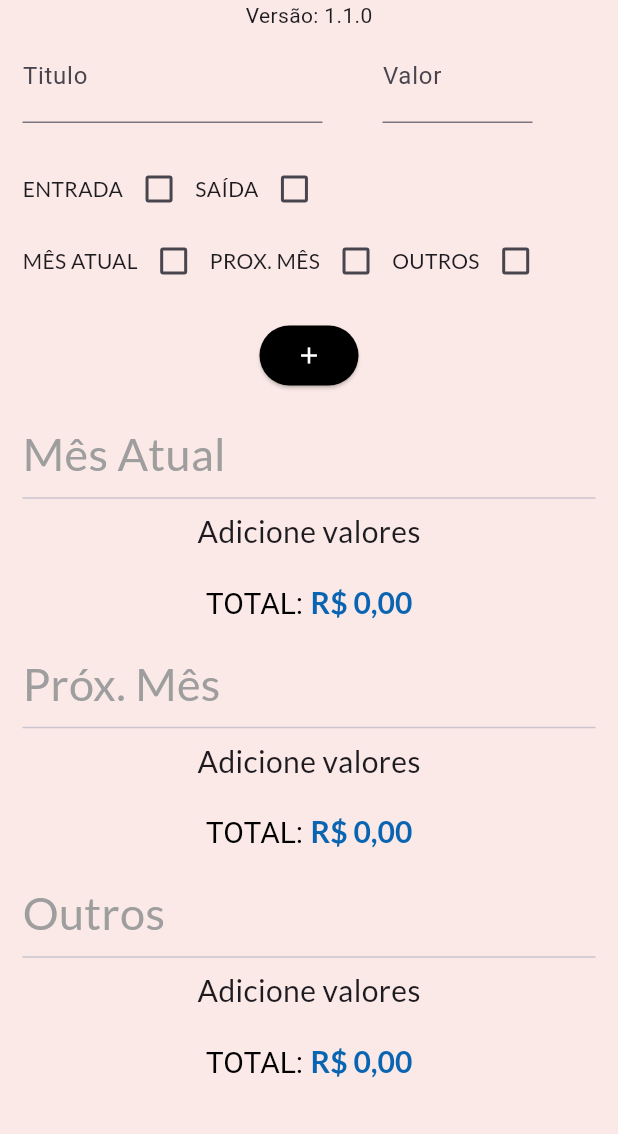
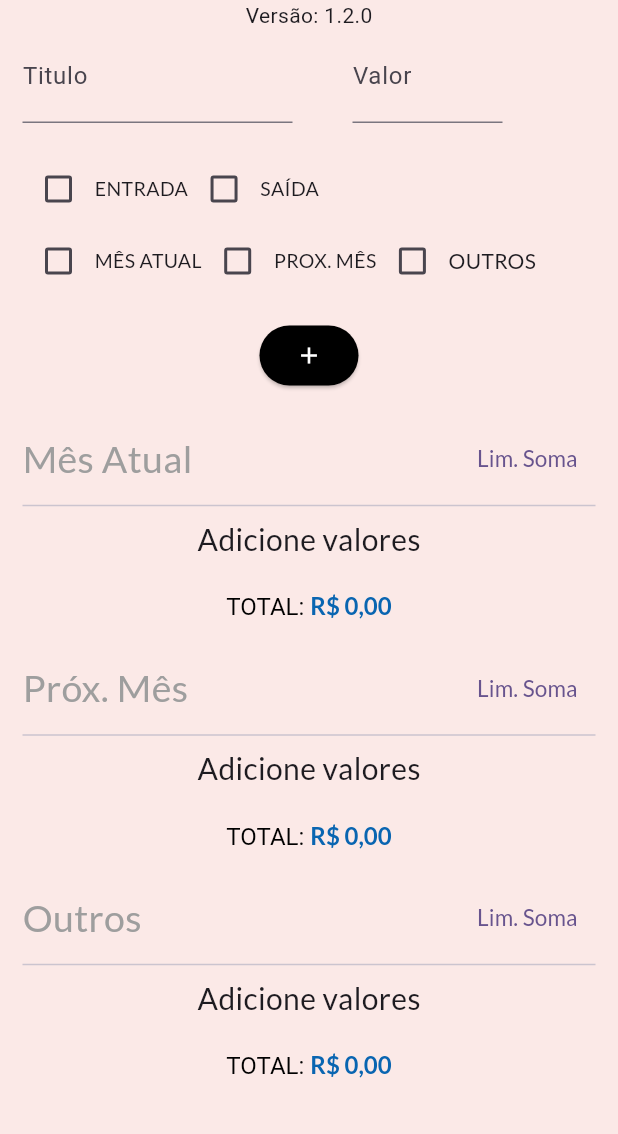
Before and after one commit to rafaelcastrobr/gastos_gerais_app_flutter, a Flutter app: the screen it shows after launch, on a phone screen of 412 x 824 dp, the part 102-1236 px from its top. Run offline on Flutter 3.47's test engine with Material 3 defaults, Android fonts, the phone set to English and light mode, and no system bars; our stand-ins replace bloc, equatable, flutter_bloc, google_fonts, hydrated_bloc, package_info_plus and 1 more; missing offline and left inert: flutter_guid.

Commit message:
fix: ajustes das issues 1.2

```diff
--- a/lib/screens/Home.dart
+++ b/lib/screens/Home.dart
@@ -100,13 +100,12 @@ class _HomeState extends State<Home> {
                       Text('Gastos Gerais', style: GoogleFonts.lato(fontSize: 20)),
                       const VersionWidget(),
                       Row(children: [
-                        TextInputWidget(controller: state.controllerTitulo ?? _controllerTitulo, largura: 200, isValor: false, titulo: "Titulo", typeInput: TextInputType.text),
+                        TextInputWidget(controller: state.controllerTitulo ?? _controllerTitulo, largura: 180, isValor: false, titulo: "Titulo", typeInput: TextInputType.text),
                         const SizedBox(width: 40),
                         TextInputWidget(controller: state.controllerValor ?? _controllerValor, largura: 100, isValor: true, titulo: "Valor", typeInput: TextInputType.number),
                       ]),
                       const SizedBox(height: 20),
                       Row(children: [
-                        Text('ENTRADA', style: GoogleFonts.lato()),
                         Checkbox(
                           value: entradaCheck,
                           onChanged: (value) {
@@ -116,7 +115,7 @@ class _HomeState extends State<Home> {
                             });
                           },
                         ),
-                        Text('SAÍDA', style: GoogleFonts.lato()),
+                        Text('ENTRADA', style: GoogleFonts.lato(fontSize: 13)),
                         Checkbox(
                           value: saidaCheck,
                           onChanged: (value) {
@@ -126,9 +125,9 @@ class _HomeState extends State<Home> {
                             });
                           },
                         ),
+                        Text('SAÍDA', style: GoogleFonts.lato(fontSize: 13)),
                       ]),
                       Row(children: [
-                        Text('MÊS ATUAL', style: GoogleFonts.lato()),
                         Checkbox(
                           value: mesAtualCheck,
                           onChanged: (value) {
@@ -139,7 +138,7 @@ class _HomeState extends State<Home> {
                             });
                           },
                         ),
-                        Text('PROX. MÊS', style: GoogleFonts.lato()),
+                        Text('MÊS ATUAL', style: GoogleFonts.lato(fontSize: 13)),
                         Checkbox(
                           value: proxMesCheck,
                           onChanged: (value) {
@@ -150,7 +149,7 @@ class _HomeState extends State<Home> {
                             });
                           },
                         ),
-                        Text('OUTROS', style: GoogleFonts.lato()),
+                        Text('PROX. MÊS', style: GoogleFonts.lato(fontSize: 13)),
                         Checkbox(
                           value: outrosCheck,
                           onChanged: (value) {
@@ -161,6 +160,7 @@ class _HomeState extends State<Home> {
                             });
                           },
                         ),
+                        Text('OUTROS', style: GoogleFonts.lato()),
                       ]),
                       if (error)
                         ValueListenableBuilder(
@@ -168,7 +168,7 @@ class _HomeState extends State<Home> {
                           builder: (context, value, child) {
                             return Text(
                               '$value',
-                              style: const TextStyle(fontSize: 15, color: Colors.red),
+                              style: const TextStyle(fontSize: 14, color: Colors.red),
                             );
                           },
                         ),
--- a/lib/screens/widgets/MesAtualWidgets.dart
+++ b/lib/screens/widgets/MesAtualWidgets.dart
@@ -13,6 +13,13 @@ class MesAtualWidgets extends StatefulWidget {
 }
 
 class _MesAtualWidgetsState extends State<MesAtualWidgets> {
+  List<ListasModel> listaMesAtualSoma = [];
+
+  addSoma(ListasModel model) {
+    if (listaMesAtualSoma.contains(model)) return;
+    listaMesAtualSoma.add(model);
+  }
+
   @override
   Widget build(BuildContext context) {
     var createListCubit = context.read<CreateListCubit>();
@@ -22,10 +29,21 @@ class _MesAtualWidgetsState extends State<MesAtualWidgets> {
       builder: (context, state) {
         final listaMesAtual = state.mesAtual ?? [];
         var total = Formatervalor.formaterForReal(listaMesAtual.fold(0.0, (previousValue, element) => previousValue + element.valor));
+        var totalSoma = Formatervalor.formaterForReal(listaMesAtualSoma.fold(0.0, (previousValue, element) => previousValue + element.valor));
 
         return Column(
           children: [
-            Align(alignment: Alignment.centerLeft, child: Text('Mês Atual', style: GoogleFonts.lato(fontSize: 30, color: Colors.grey))),
+            Row(
+              mainAxisAlignment: MainAxisAlignment.spaceBetween,
+              children: [
+                Align(alignment: Alignment.centerLeft, child: Text('Mês Atual', style: GoogleFonts.lato(fontSize: 25, color: Colors.grey))),
+                TextButton(
+                    onPressed: () {
+                      setState(() => listaMesAtualSoma.clear());
+                    },
+                    child: Text('Lim. Soma', style: GoogleFonts.lato(fontSize: 15)))
+              ],
+            ),
             const Divider(),
             if (listaMesAtual.isEmpty) Text('Adicione valores', style: GoogleFonts.lato(fontSize: 20)),
             ListView.builder(
@@ -46,7 +64,7 @@ class _MesAtualWidgetsState extends State<MesAtualWidgets> {
                           TextEditingController contText = TextEditingController();
                           TextEditingController contValor = TextEditingController();
                           contText.text = listaMesAtual[index].titulo;
-                          contValor.text = listaMesAtual[index].valor.toString();
+                          contValor.text = listaMesAtual[index].valor.toString().replaceFirst('-', '').trim();
 
                           createListCubit.initControllerText(contText, contValor);
                         },
@@ -56,7 +74,7 @@ class _MesAtualWidgetsState extends State<MesAtualWidgets> {
                           TextEditingController contText = TextEditingController();
                           TextEditingController contValor = TextEditingController();
                           contText.text = listaMesAtual[index].titulo;
-                          contValor.text = listaMesAtual[index].valor.toString();
+                          contValor.text = listaMesAtual[index].valor.toString().replaceFirst('-', '').trim();
 
                           createListCubit.initControllerText(contText, contValor);
                           createListCubit.deleteTaskMesAtual(listaMesAtual[index].id);
@@ -64,10 +82,16 @@ class _MesAtualWidgetsState extends State<MesAtualWidgets> {
                         icon: const Icon(Icons.edit, color: Colors.green)),
                     Row(
                       children: [
-                        Text('${listaMesAtual[index].titulo.toUpperCase()} * ', style: GoogleFonts.lato(fontSize: 20)),
-                        Text(valor, style: GoogleFonts.lato(fontSize: 20, color: Formatervalor.verificaSeENegativo(valor))),
+                        Text('${listaMesAtual[index].titulo.toUpperCase()} * ',
+                            style: GoogleFonts.lato(fontSize: 16, color: listaMesAtualSoma.contains(listaMesAtual[index]) ? Colors.orange : Colors.black)),
+                        Text(valor, style: GoogleFonts.lato(fontSize: 16, color: Formatervalor.verificaSeENegativo(valor))),
                       ],
                     ),
+                    IconButton(
+                        onPressed: () {
+                          setState(() => addSoma(listaMesAtual[index]));
+                        },
+                        icon: const Icon(Icons.add))
                   ],
                 );
               },
@@ -76,12 +100,23 @@ class _MesAtualWidgetsState extends State<MesAtualWidgets> {
             RichText(
               text: TextSpan(
                 text: 'TOTAL: ',
-                style: const TextStyle(fontSize: 20, color: Colors.black),
+                style: const TextStyle(fontSize: 16, color: Colors.black),
                 children: <TextSpan>[
                   TextSpan(text: total, style: GoogleFonts.lato(fontWeight: FontWeight.bold, color: Formatervalor.verificaSeENegativo(total))),
                 ],
               ),
             ),
+            if (listaMesAtualSoma.isNotEmpty) const SizedBox(height: 20),
+            if (listaMesAtualSoma.isNotEmpty)
+              RichText(
+                text: TextSpan(
+                  text: 'SOMA: ',
+                  style: const TextStyle(fontSize: 16, color: Colors.black),
+                  children: <TextSpan>[
+                    TextSpan(text: totalSoma, style: GoogleFonts.lato(fontWeight: FontWeight.bold, color: Formatervalor.verificaSeENegativo(total))),
+                  ],
+                ),
+              )
           ],
         );
       },
@@ -101,13 +136,13 @@ class _MesAtualWidgetsState extends State<MesAtualWidgets> {
                 cubit.deleteTaskMesAtual(model.id);
                 Navigator.of(context).pop(); // Fecha o diálogo
               },
-              child: Text('Sim'),
+              child: const Text('Sim'),
             ),
             TextButton(
               onPressed: () {
                 Navigator.of(context).pop(); // Fecha o diálogo
               },
-              child: Text('Não'),
+              child: const Text('Não'),
             ),
           ],
         );
--- a/lib/screens/widgets/OutrosWidgets.dart
+++ b/lib/screens/widgets/OutrosWidgets.dart
@@ -13,6 +13,13 @@ class OutrosWidgets extends StatefulWidget {
 }
 
 class _OutrosWidgetsState extends State<OutrosWidgets> {
+  List<ListasModel> listaOutrosSoma = [];
+
+  addSoma(ListasModel model) {
+    if (listaOutrosSoma.contains(model)) return;
+    listaOutrosSoma.add(model);
+  }
+
   @override
   Widget build(BuildContext context) {
     var createListCubit = context.read<CreateListCubit>();
@@ -23,10 +30,21 @@ class _OutrosWidgetsState extends State<OutrosWidgets> {
         final listaOutros = state.outros ?? [];
 
         var total = Formatervalor.formaterForReal(listaOutros.fold(0.0, (previousValue, element) => previousValue + element.valor));
+        var totalSoma = Formatervalor.formaterForReal(listaOutrosSoma.fold(0.0, (previousValue, element) => previousValue + element.valor));
 
         return Column(
           children: [
-            Align(alignment: Alignment.centerLeft, child: Text('Outros', style: GoogleFonts.lato(fontSize: 30, color: Colors.grey))),
+            Row(
+              mainAxisAlignment: MainAxisAlignment.spaceBetween,
+              children: [
+                Align(alignment: Alignment.centerLeft, child: Text('Outros', style: GoogleFonts.lato(fontSize: 25, color: Colors.grey))),
+                TextButton(
+                    onPressed: () {
+                      setState(() => listaOutrosSoma.clear());
+                    },
+                    child: Text('Lim. Soma', style: GoogleFonts.lato(fontSize: 15)))
+              ],
+            ),
             const Divider(),
             if (listaOutros.isEmpty) Text('Adicione valores', style: GoogleFonts.lato(fontSize: 20)),
             ListView.builder(
@@ -48,7 +66,7 @@ class _OutrosWidgetsState extends State<OutrosWidgets> {
                           TextEditingController contText = TextEditingController();
                           TextEditingController contValor = TextEditingController();
                           contText.text = listaOutros[index].titulo;
-                          contValor.text = listaOutros[index].valor.toString();
+                          contValor.text = listaOutros[index].valor.toString().replaceFirst('-', '').trim();
 
                           createListCubit.initControllerText(contText, contValor);
                         },
@@ -58,18 +76,24 @@ class _OutrosWidgetsState extends State<OutrosWidgets> {
                           TextEditingController contText = TextEditingController();
                           TextEditingController contValor = TextEditingController();
                           contText.text = listaOutros[index].titulo;
-                          contValor.text = listaOutros[index].valor.toString();
+                          contValor.text = listaOutros[index].valor.toString().replaceFirst('-', '').trim();
 
                           createListCubit.initControllerText(contText, contValor);
-                          createListCubit.deleteTaskMesAtual(listaOutros[index].id);
+                          createListCubit.deleteTaskOutros(listaOutros[index].id);
                         },
                         icon: const Icon(Icons.edit, color: Colors.green)),
                     Row(
                       children: [
-                        Text('${listaOutros[index].titulo.toUpperCase()} * ', style: GoogleFonts.lato(fontSize: 20)),
-                        Text(valor, style: GoogleFonts.lato(fontSize: 20, color: Formatervalor.verificaSeENegativo(valor))),
+                        Text('${listaOutros[index].titulo.toUpperCase()} * ',
+                            style: GoogleFonts.lato(fontSize: 16, color: listaOutrosSoma.contains(listaOutros[index]) ? Colors.orange : Colors.black)),
+                        Text(valor, style: GoogleFonts.lato(fontSize: 16, color: Formatervalor.verificaSeENegativo(valor))),
                       ],
                     ),
+                    IconButton(
+                        onPressed: () {
+                          setState(() => addSoma(listaOutros[index]));
+                        },
+                        icon: const Icon(Icons.add))
                   ],
                 );
               },
@@ -78,12 +102,23 @@ class _OutrosWidgetsState extends State<OutrosWidgets> {
             RichText(
               text: TextSpan(
                 text: 'TOTAL: ',
-                style: const TextStyle(fontSize: 20, color: Colors.black),
+                style: const TextStyle(fontSize: 16, color: Colors.black),
                 children: <TextSpan>[
                   TextSpan(text: total, style: GoogleFonts.lato(fontWeight: FontWeight.bold, color: Formatervalor.verificaSeENegativo(total))),
                 ],
               ),
             ),
+            if (listaOutrosSoma.isNotEmpty) const SizedBox(height: 20),
+            if (listaOutrosSoma.isNotEmpty)
+              RichText(
+                text: TextSpan(
+                  text: 'SOMA: ',
+                  style: const TextStyle(fontSize: 16, color: Colors.black),
+                  children: <TextSpan>[
+                    TextSpan(text: totalSoma, style: GoogleFonts.lato(fontWeight: FontWeight.bold, color: Formatervalor.verificaSeENegativo(total))),
+                  ],
+                ),
+              )
           ],
         );
       },
@@ -103,13 +138,13 @@ class _OutrosWidgetsState extends State<OutrosWidgets> {
                 cubit.deleteTaskMesAtual(model.id);
                 Navigator.of(context).pop(); // Fecha o diálogo
               },
-              child: Text('Sim'),
+              child: const Text('Sim'),
             ),
             TextButton(
               onPressed: () {
                 Navigator.of(context).pop(); // Fecha o diálogo
               },
-              child: Text('Não'),
+              child: const Text('Não'),
             ),
           ],
         );
--- a/lib/screens/widgets/ProxMesWidgets.dart
+++ b/lib/screens/widgets/ProxMesWidgets.dart
@@ -13,6 +13,13 @@ class ProxMesWidget extends StatefulWidget {
 }
 
 class _ProxMesWidgetState extends State<ProxMesWidget> {
+  List<ListasModel> listaProxMesSoma = [];
+
+  addSoma(ListasModel model) {
+    if (listaProxMesSoma.contains(model)) return;
+    listaProxMesSoma.add(model);
+  }
+
   @override
   Widget build(BuildContext context) {
     var createListCubit = context.read<CreateListCubit>();
@@ -23,10 +30,21 @@ class _ProxMesWidgetState extends State<ProxMesWidget> {
         final listaProxMes = state.proxMes ?? [];
 
         var total = Formatervalor.formaterForReal(listaProxMes.fold(0.0, (previousValue, element) => previousValue + element.valor));
+        var totalSoma = Formatervalor.formaterForReal(listaProxMesSoma.fold(0.0, (previousValue, element) => previousValue + element.valor));
 
         return Column(
           children: [
-            Align(alignment: Alignment.centerLeft, child: Text('Próx. Mês', style: GoogleFonts.lato(fontSize: 30, color: Colors.grey))),
+            Row(
+              mainAxisAlignment: MainAxisAlignment.spaceBetween,
+              children: [
+                Align(alignment: Alignment.centerLeft, child: Text('Próx. Mês', style: GoogleFonts.lato(fontSize: 25, color: Colors.grey))),
+                TextButton(
+                    onPressed: () {
+                      setState(() => listaProxMesSoma.clear());
+                    },
+                    child: Text('Lim. Soma', style: GoogleFonts.lato(fontSize: 15)))
+              ],
+            ),
             const Divider(),
             if (listaProxMes.isEmpty) Text('Adicione valores', style: GoogleFonts.lato(fontSize: 20)),
             ListView.builder(
@@ -48,7 +66,7 @@ class _ProxMesWidgetState extends State<ProxMesWidget> {
                           TextEditingController contText = TextEditingController();
                           TextEditingController contValor = TextEditingController();
                           contText.text = listaProxMes[index].titulo;
-                          contValor.text = listaProxMes[index].valor.toString();
+                          contValor.text = listaProxMes[index].valor.toString().replaceFirst('-', '').trim();
 
                           createListCubit.initControllerText(contText, contValor);
                         },
@@ -58,7 +76,7 @@ class _ProxMesWidgetState extends State<ProxMesWidget> {
                           TextEditingController contText = TextEditingController();
                           TextEditingController contValor = TextEditingController();
                           contText.text = listaProxMes[index].titulo;
-                          contValor.text = listaProxMes[index].valor.toString();
+                          contValor.text = listaProxMes[index].valor.toString().replaceFirst('-', '').trim();
 
                           createListCubit.initControllerText(contText, contValor);
                           createListCubit.deleteTaskProxMes(listaProxMes[index].id);
@@ -66,10 +84,16 @@ class _ProxMesWidgetState extends State<ProxMesWidget> {
                         icon: const Icon(Icons.edit, color: Colors.green)),
                     Row(
                       children: [
-                        Text('${listaProxMes[index].titulo.toUpperCase()} * ', style: GoogleFonts.lato(fontSize: 20)),
-                        Text(valor, style: GoogleFonts.lato(fontSize: 20, color: Formatervalor.verificaSeENegativo(valor))),
+                        Text('${listaProxMes[index].titulo.toUpperCase()} * ',
+                            style: GoogleFonts.lato(fontSize: 16, color: listaProxMesSoma.contains(listaProxMes[index]) ? Colors.orange : Colors.black)),
+                        Text(valor, style: GoogleFonts.lato(fontSize: 16, color: Formatervalor.verificaSeENegativo(valor))),
                       ],
                     ),
+                    IconButton(
+                        onPressed: () {
+                          setState(() => addSoma(listaProxMes[index]));
+                        },
+                        icon: const Icon(Icons.add))
                   ],
                 );
               },
@@ -78,12 +102,23 @@ class _ProxMesWidgetState extends State<ProxMesWidget> {
             RichText(
               text: TextSpan(
                 text: 'TOTAL: ',
-                style: const TextStyle(fontSize: 20, color: Colors.black),
+                style: const TextStyle(fontSize: 16, color: Colors.black),
                 children: <TextSpan>[
                   TextSpan(text: total, style: GoogleFonts.lato(fontWeight: FontWeight.bold, color: Formatervalor.verificaSeENegativo(total))),
                 ],
               ),
             ),
+            if (listaProxMesSoma.isNotEmpty) const SizedBox(height: 20),
+            if (listaProxMesSoma.isNotEmpty)
+              RichText(
+                text: TextSpan(
+                  text: 'SOMA: ',
+                  style: const TextStyle(fontSize: 16, color: Colors.black),
+                  children: <TextSpan>[
+                    TextSpan(text: totalSoma, style: GoogleFonts.lato(fontWeight: FontWeight.bold, color: Formatervalor.verificaSeENegativo(total))),
+                  ],
+                ),
+              )
           ],
         );
       },
@@ -103,13 +138,13 @@ class _ProxMesWidgetState extends State<ProxMesWidget> {
                 cubit.deleteTaskMesAtual(model.id);
                 Navigator.of(context).pop(); // Fecha o diálogo
               },
-              child: Text('Sim'),
+              child: const Text('Sim'),
             ),
             TextButton(
               onPressed: () {
                 Navigator.of(context).pop(); // Fecha o diálogo
               },
-              child: Text('Não'),
+              child: const Text('Não'),
             ),
           ],
         );
--- a/lib/widgets/VersionWidget.dart
+++ b/lib/widgets/VersionWidget.dart
@@ -19,10 +19,10 @@ class _VersionWidgetState extends State<VersionWidget> {
             final packageInfo = snapshot.data!;
             return Text('Versão: ${packageInfo.version}');
           } else {
-            return Text('Erro ao obter a versão');
+            return const Text('Erro ao obter a versão');
           }
         } else {
-          return CircularProgressIndicator();
+          return const CircularProgressIndicator();
         }
       },
     );
--- a/pubspec.yaml
+++ b/pubspec.yaml
@@ -16,7 +16,7 @@ publish_to: 'none' # Remove this line if you wish to publish to pub.dev
 # https://developer.apple.com/library/archive/documentation/General/Reference/InfoPlistKeyReference/Articles/CoreFoundationKeys.html
 # In Windows, build-name is used as the major, minor, and patch parts
 # of the product and file versions while build-number is used as the build suffix.
-version: 1.1.0+1
+version: 1.2.0+1
 
 environment:
   sdk: ^3.5.3
```
Also changed, not shown: lib/bloc/create_list_cubit/create_list_cubit.dart (+7 -7 lines).
